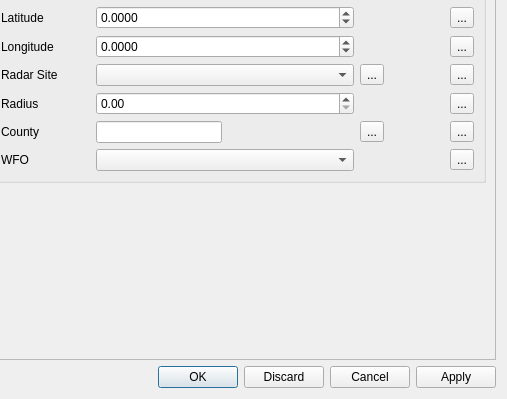
Before: the Qt Designer form scwx-qt/source/scwx/qt/ui/settings_dialog.ui in dpaulat/supercell-wx, drawn with Qt 5; both pictures show x 143 to 650 and y 101 to 500 of the 650 by 500 pixel window.
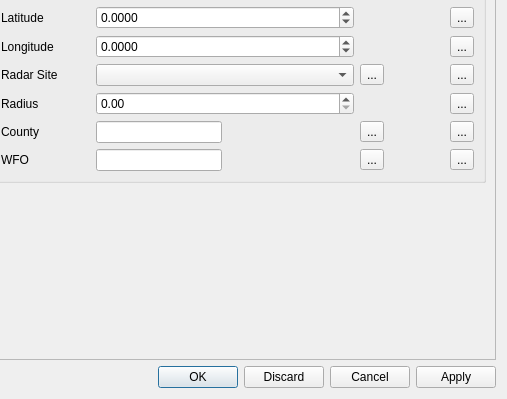
After: the same form once the commit is applied. Icons and pictures are not drawn.

Commit message: add WFO dialog to make selecting a WFO easier, mostly coppied from counties dialog

The edit to the form file:
```diff
--- a/scwx-qt/source/scwx/qt/ui/settings_dialog.ui
+++ b/scwx-qt/source/scwx/qt/ui/settings_dialog.ui
@@ -951,9 +951,6 @@
                 </property>
                </widget>
               </item>
-              <item row="8" column="1" colspan="2">
-               <widget class="QComboBox" name="alertAudioWFOComboBox"/>
-              </item>
               <item row="8" column="0">
                <widget class="QLabel" name="label_29">
                 <property name="text">
@@ -972,6 +969,23 @@
                 </property>
                </widget>
               </item>
+              <item row="8" column="1">
+               <widget class="QLineEdit" name="alertAudioWFOLineEdit"/>
+              </item>
+              <item row="8" column="2">
+               <widget class="QLabel" name="alertAudioWFOLabel">
+                <property name="text">
+                 <string/>
+                </property>
+               </widget>
+              </item>
+              <item row="8" column="3">
+               <widget class="QToolButton" name="alertAudioWFOSelectButton">
+                <property name="text">
+                 <string>...</string>
+                </property>
+               </widget>
+              </item>
              </layout>
             </widget>
            </item>
```
The commit also changes 5 other files.
